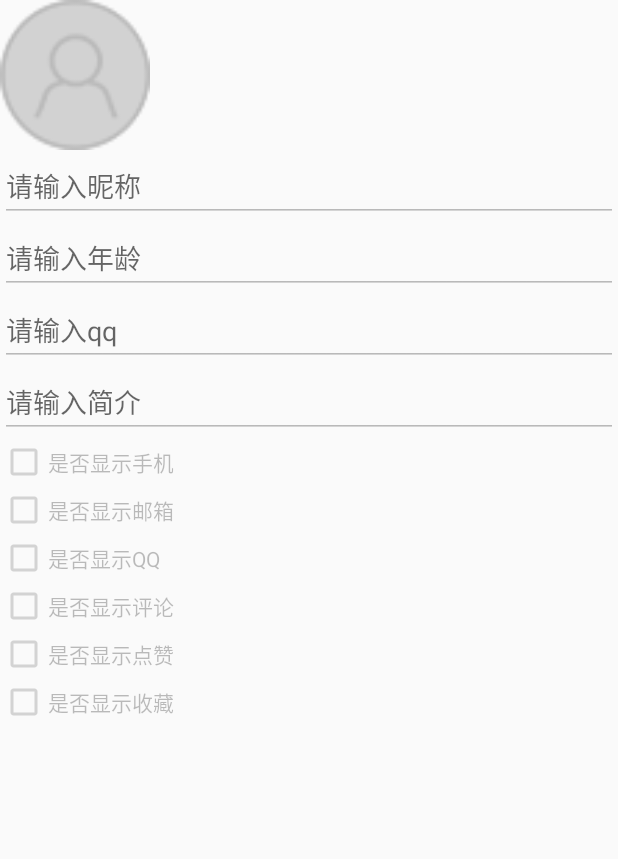
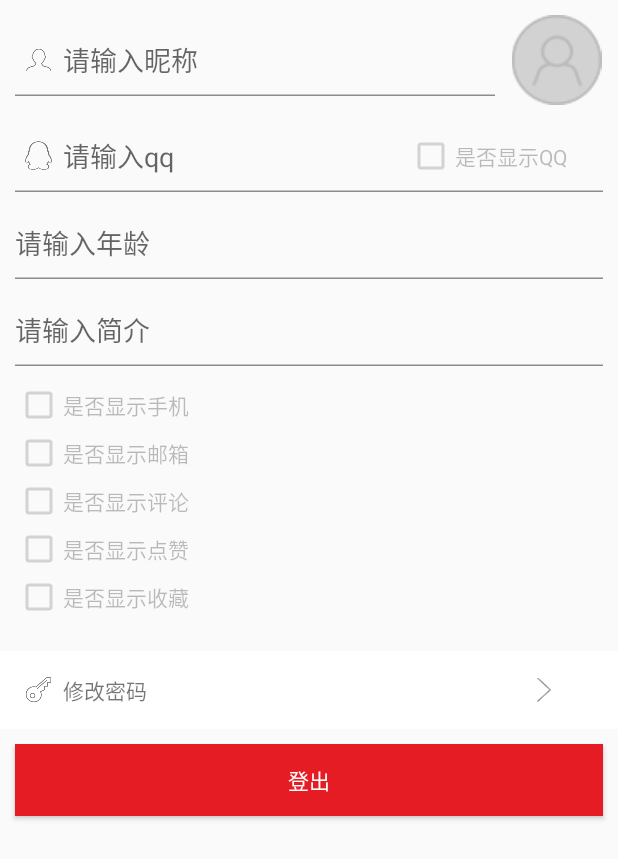
Before and after one commit to fengxiang1990/zlapp, an Android app: the layout activity_user_info.xml on its own in the app's theme, with its tools: preview values and no code run, on a phone screen of 412 x 824 dp. Shown: the top 859 px of the screen. Run offline under Robolectric (Android 15) with nearby library versions, the light colour scheme and no system bars.

Commit message:
修改登录注册样式

```diff
--- a/app/src/main/java/com.zl.app/activity/user/UserInfoActivity.java
+++ b/app/src/main/java/com.zl.app/activity/user/UserInfoActivity.java
@@ -200,6 +200,13 @@ public class UserInfoActivity extends BaseActivityWithToolBar {
 
     }
 
+
+    @Click(R.id.btn_modify_password)
+    void modifyPassword() {
+        Intent intent = new Intent(UserInfoActivity.this, ModifyPasswordActivity_.class);
+        startActivity(intent);
+    }
+
     @Click(R.id.btn_take_camera)
     void takeCamera() {
         Intent intent = new Intent(MediaStore.ACTION_IMAGE_CAPTURE);
--- a/app/src/main/res/layout/activity_user_info.xml
+++ b/app/src/main/res/layout/activity_user_info.xml
@@ -9,40 +9,94 @@
         android:layout_height="match_parent"
         android:orientation="vertical">
 
-        <ImageView
-            android:id="@+id/imageView"
-            android:layout_width="100dp"
-            android:layout_height="100dp"
-            android:clickable="true"
-            android:src="@mipmap/person_avart" />
+
+        <LinearLayout
+            android:layout_width="match_parent"
+            android:layout_height="wrap_content"
+            android:layout_marginTop="@dimen/register_info_margin"
+            android:gravity="center_vertical"
+            android:orientation="horizontal">
 
             <EditText
                 android:id="@+id/text_nickname"
                 android:layout_width="match_parent"
                 android:layout_height="wrap_content"
+                android:layout_marginLeft="@dimen/register_info_margin"
+                android:layout_weight="2"
+                android:background="@drawable/login_input_selector"
+                android:drawableLeft="@mipmap/user"
                 android:enabled="false"
                 android:hint="@string/input_nickname" />
+
+            <ImageView
+                android:id="@+id/imageView"
+                android:layout_width="match_parent"
+                android:layout_height="60dp"
+                android:layout_weight="8"
+                android:clickable="true"
+                android:src="@mipmap/person_avart" />
+        </LinearLayout>
+
+
+        <LinearLayout
+            android:layout_width="match_parent"
+            android:layout_height="wrap_content"
+            android:layout_marginLeft="@dimen/register_info_margin"
+            android:layout_marginRight="@dimen/register_info_margin"
+            android:layout_marginTop="@dimen/register_info_margin"
+            android:background="@drawable/login_input_selector"
+            android:gravity="center_vertical"
+            android:orientation="horizontal">
+
+            <EditText
+                android:id="@+id/text_qq"
+                android:layout_width="match_parent"
+                android:layout_height="wrap_content"
+                android:layout_weight="1"
+                android:drawableLeft="@mipmap/ic_qq"
+                android:background="@null"
+                android:enabled="false"
+                android:hint="@string/input_qq" />
+
+            <CheckBox
+                android:id="@+id/check_qq_show"
+                android:layout_width="match_parent"
+                android:layout_height="wrap_content"
+                android:layout_weight="2"
+                android:enabled="false"
+                android:text="@string/check_is_show_qq" />
+        </LinearLayout>
 
         <EditText
             android:id="@+id/text_age"
             android:layout_width="match_parent"
             android:layout_height="wrap_content"
+            android:layout_marginLeft="@dimen/register_info_margin"
+            android:layout_marginRight="@dimen/register_info_margin"
+            android:layout_marginTop="@dimen/register_info_margin"
+            android:background="@drawable/login_input_selector"
             android:enabled="false"
             android:hint="@string/input_age" />
 
-        <EditText
-            android:id="@+id/text_qq"
-            android:layout_width="match_parent"
-            android:layout_height="wrap_content"
-            android:enabled="false"
-            android:hint="@string/input_qq" />
 
         <EditText
             android:id="@+id/text_introduce"
             android:layout_width="match_parent"
             android:layout_height="wrap_content"
+            android:layout_marginLeft="@dimen/register_info_margin"
+            android:layout_marginRight="@dimen/register_info_margin"
+            android:layout_marginTop="@dimen/register_info_margin"
+            android:background="@drawable/login_input_selector"
             android:enabled="false"
             android:hint="@string/input_introduce" />
+
+        <LinearLayout
+            android:layout_width="match_parent"
+            android:layout_height="wrap_content"
+            android:orientation="vertical"
+            android:paddingBottom="@dimen/register_info_margin"
+            android:paddingLeft="@dimen/register_info_margin"
+            android:paddingTop="@dimen/register_info_margin">
 
             <CheckBox
                 android:id="@+id/check_mobile_show"
@@ -58,12 +112,6 @@
                 android:enabled="false"
                 android:text="@string/check_is_show_email" />
 
-        <CheckBox
-            android:id="@+id/check_qq_show"
-            android:layout_width="wrap_content"
-            android:layout_height="wrap_content"
-            android:enabled="false"
-            android:text="@string/check_is_show_qq" />
 
             <CheckBox
                 android:id="@+id/check_pl_show"
@@ -85,7 +133,48 @@
                 android:layout_height="wrap_content"
                 android:enabled="false"
                 android:text="@string/check_is_show_sc" />
+        </LinearLayout>
 
+        <LinearLayout
+            android:id="@+id/btn_modify_password"
+            android:layout_width="match_parent"
+            android:layout_height="wrap_content"
+            android:layout_marginTop="@dimen/register_info_margin"
+            android:background="@color/white"
+            android:clickable="true"
+            android:gravity="center_vertical"
+            android:orientation="horizontal"
+            android:paddingBottom="@dimen/register_info_margin"
+            android:paddingLeft="@dimen/register_info_margin"
+            android:paddingRight="@dimen/register_info_margin"
+            android:paddingTop="@dimen/register_info_margin">
+
+            <TextView
+                android:id="@+id/text_modify_password"
+                android:layout_width="match_parent"
+                android:layout_height="match_parent"
+                android:layout_weight="2"
+                android:clickable="false"
+                android:drawableLeft="@mipmap/pwd"
+                android:gravity="center_vertical"
+                android:text="修改密码" />
+
+            <ImageView
+                android:id="@+id/imageView2"
+                android:layout_width="match_parent"
+                android:layout_height="match_parent"
+                android:layout_weight="8"
+                android:src="@mipmap/more" />
+        </LinearLayout>
+
+        <Button
+            android:id="@+id/btn_logout"
+            android:layout_width="match_parent"
+            android:layout_height="wrap_content"
+            android:layout_margin="@dimen/register_info_margin"
+            android:background="@drawable/login_btn_selector"
+            android:text="登出"
+            android:textColor="@color/white" />
     </LinearLayout>
 
     <LinearLayout
--- a/build.gradle
+++ b/build.gradle
@@ -6,7 +6,7 @@ buildscript {
         mavenCentral()
     }
     dependencies {
-       // replace with the current version of the Android plugin
+        // replace with the current version of the Android plugin
         classpath 'com.android.tools.build:gradle:1.5.0'
         // replace with the current version of the android-apt plugin
         classpath 'com.neenbedankt.gradle.plugins:android-apt:1.8'
```
Lines whose indentation alone changed are shown as unchanged.
